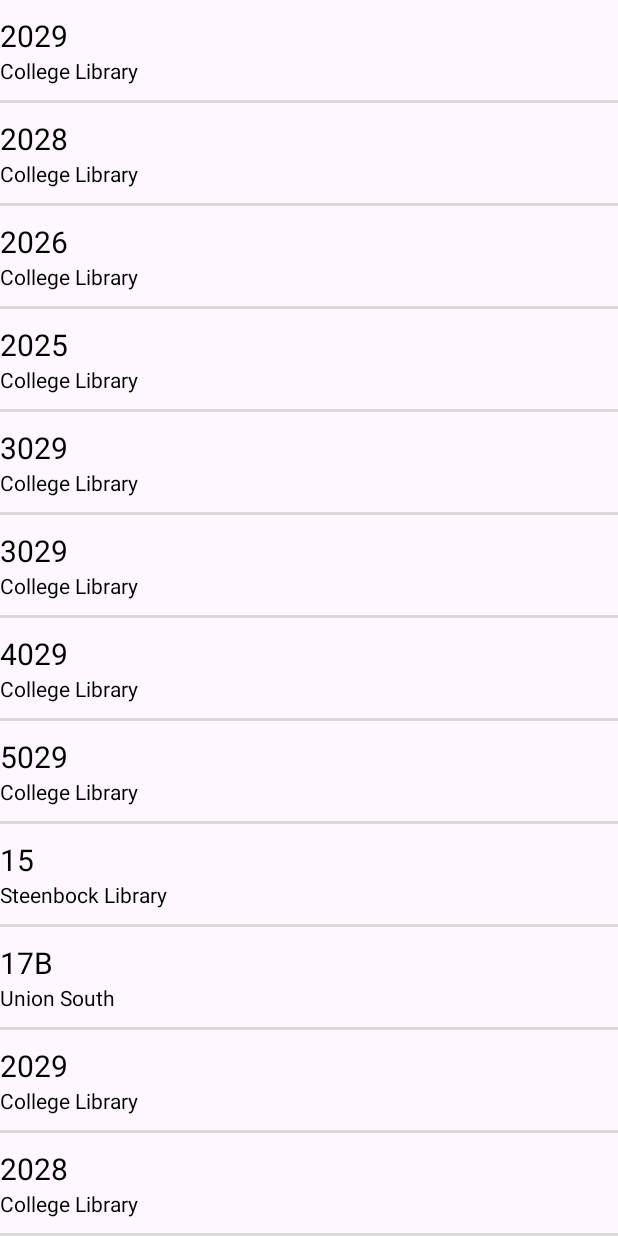
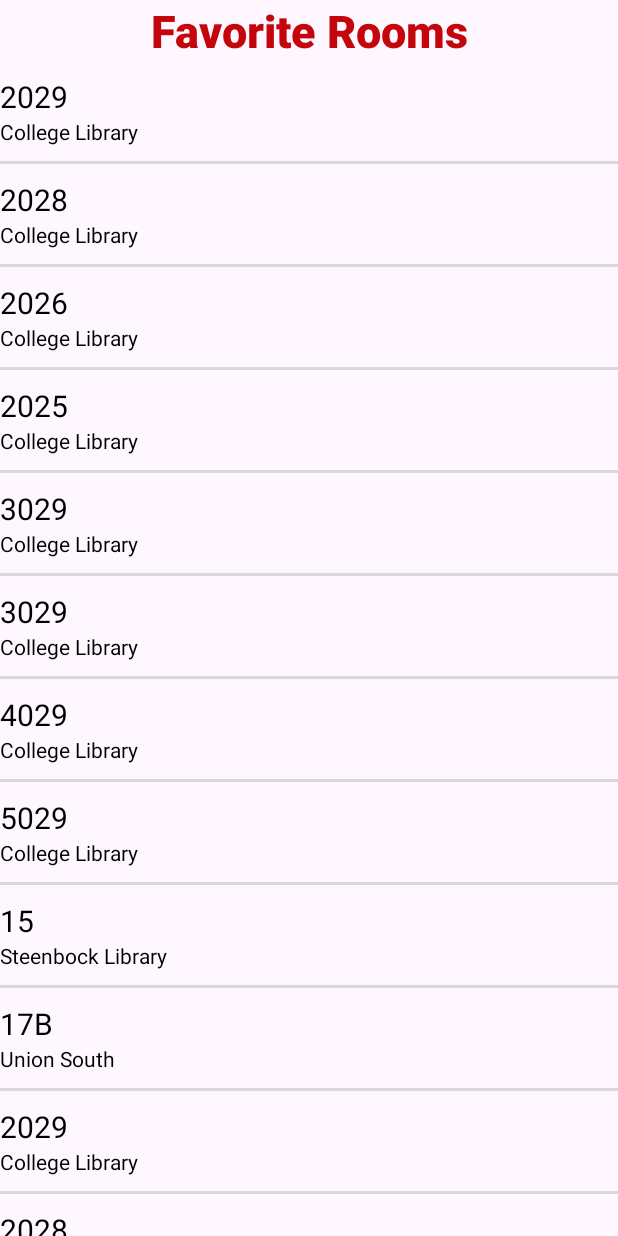
Before and after one commit to JuanEulogio/reservUW_Personal, an Android app: the favorite screen opened directly, with no data from a screen before it, on a phone screen of 412 x 824 dp. Run offline under Robolectric (Android 15) with nearby library versions, the phone set to English and light mode, and no system bars.

Commit message:
Favorite Rooms Title ADDED

```diff
--- a/app/src/main/res/layout/activity_favorite.xml
+++ b/app/src/main/res/layout/activity_favorite.xml
@@ -8,10 +8,21 @@
     android:layout_height="match_parent"
     tools:context=".favorite">
 
+    <TextView
+        android:id="@+id/favorite_rooms_text"
+        android:layout_width="match_parent"
+        android:layout_height="wrap_content"
+        android:gravity="center"
+        android:textSize="30dp"
+        android:fontFamily= "sans-serif-black"
+        android:text="Favorite Rooms"
+        android:textColor="@color/UWcolor"/>
+
     <androidx.recyclerview.widget.RecyclerView
         android:layout_width="match_parent"
         android:layout_height="wrap_content"
-        android:id="@+id/recyclerView"/>
+        android:id="@+id/recyclerView"
+        android:layout_below="@id/favorite_rooms_text"/>
 
 
 </RelativeLayout>
```
